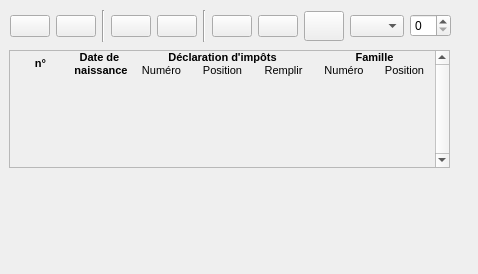
First picture: the form in src/ui/composition.ui, repository clems/openfisca, before the edit.
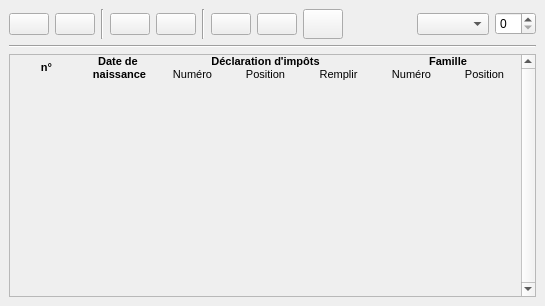
Second picture: the form after the edit. Icons and pictures are not drawn.

Commit message: fix composition layout bug

What changed in the file:
```diff
--- a/src/ui/composition.ui
+++ b/src/ui/composition.ui
@@ -6,8 +6,8 @@
    <rect>
     <x>0</x>
     <y>0</y>
-    <width>478</width>
-    <height>274</height>
+    <width>545</width>
+    <height>306</height>
    </rect>
   </property>
   <property name="sizePolicy">
@@ -18,7 +18,7 @@
   </property>
   <property name="minimumSize">
    <size>
-    <width>393</width>
+    <width>441</width>
     <height>199</height>
    </size>
   </property>
@@ -44,15 +44,240 @@
    <property name="autoFillBackground">
     <bool>false</bool>
    </property>
+   <layout class="QVBoxLayout" name="verticalLayout">
+    <item>
+     <layout class="QHBoxLayout" name="horizontalLayout">
+      <property name="sizeConstraint">
+       <enum>QLayout::SetDefaultConstraint</enum>
+      </property>
+      <item>
+       <widget class="QPushButton" name="save_btn">
+        <property name="toolTip">
+         <string>Enregistrer le cas type</string>
+        </property>
+        <property name="text">
+         <string/>
+        </property>
+        <property name="icon">
+         <iconset resource="../resources.qrc">
+          <normaloff>:/images/document-save.png</normaloff>:/images/document-save.png</iconset>
+        </property>
+        <property name="iconSize">
+         <size>
+          <width>22</width>
+          <height>22</height>
+         </size>
+        </property>
+       </widget>
+      </item>
+      <item>
+       <widget class="QPushButton" name="open_btn">
+        <property name="toolTip">
+         <string>Ouvrir un cas type</string>
+        </property>
+        <property name="text">
+         <string/>
+        </property>
+        <property name="icon">
+         <iconset resource="../resources.qrc">
+          <normaloff>:/images/document-open.png</normaloff>:/images/document-open.png</iconset>
+        </property>
+        <property name="iconSize">
+         <size>
+          <width>22</width>
+          <height>22</height>
+         </size>
+        </property>
+       </widget>
+      </item>
+      <item>
+       <widget class="Line" name="line_2">
+        <property name="orientation">
+         <enum>Qt::Vertical</enum>
+        </property>
+       </widget>
+      </item>
+      <item>
+       <widget class="QPushButton" name="add_btn">
+        <property name="sizePolicy">
+         <sizepolicy hsizetype="Minimum" vsizetype="Fixed">
+          <horstretch>0</horstretch>
+          <verstretch>0</verstretch>
+         </sizepolicy>
+        </property>
+        <property name="minimumSize">
+         <size>
+          <width>0</width>
+          <height>0</height>
+         </size>
+        </property>
+        <property name="maximumSize">
+         <size>
+          <width>16777215</width>
+          <height>16777215</height>
+         </size>
+        </property>
+        <property name="toolTip">
+         <string>Ajouter un individu</string>
+        </property>
+        <property name="text">
+         <string/>
+        </property>
+        <property name="icon">
+         <iconset resource="../resources.qrc">
+          <normaloff>:/images/list-add.png</normaloff>:/images/list-add.png</iconset>
+        </property>
+        <property name="iconSize">
+         <size>
+          <width>22</width>
+          <height>22</height>
+         </size>
+        </property>
+       </widget>
+      </item>
+      <item>
+       <widget class="QPushButton" name="rmv_btn">
+        <property name="sizePolicy">
+         <sizepolicy hsizetype="Fixed" vsizetype="Fixed">
+          <horstretch>0</horstretch>
+          <verstretch>0</verstretch>
+         </sizepolicy>
+        </property>
+        <property name="minimumSize">
+         <size>
+          <width>0</width>
+          <height>0</height>
+         </size>
+        </property>
+        <property name="maximumSize">
+         <size>
+          <width>16777215</width>
+          <height>16777215</height>
+         </size>
+        </property>
+        <property name="toolTip">
+         <string>Retirer un individu</string>
+        </property>
+        <property name="text">
+         <string/>
+        </property>
+        <property name="icon">
+         <iconset resource="../resources.qrc">
+          <normaloff>:/images/list-remove.png</normaloff>:/images/list-remove.png</iconset>
+        </property>
+        <property name="iconSize">
+         <size>
+          <width>22</width>
+          <height>22</height>
+         </size>
+        </property>
+       </widget>
+      </item>
+      <item>
+       <widget class="Line" name="line_3">
+        <property name="orientation">
+         <enum>Qt::Vertical</enum>
+        </property>
+       </widget>
+      </item>
+      <item>
+       <widget class="QPushButton" name="lgt_btn">
+        <property name="toolTip">
+         <string>Logement du ménage</string>
+        </property>
+        <property name="text">
+         <string/>
+        </property>
+        <property name="icon">
+         <iconset resource="../resources.qrc">
+          <normaloff>:/images/home.png</normaloff>:/images/home.png</iconset>
+        </property>
+        <property name="iconSize">
+         <size>
+          <width>22</width>
+          <height>22</height>
+         </size>
+        </property>
+       </widget>
+      </item>
+      <item>
+       <widget class="QPushButton" name="inf_btn">
+        <property name="toolTip">
+         <string>&lt;!DOCTYPE HTML PUBLIC &quot;-//W3C//DTD HTML 4.0//EN&quot; &quot;http://www.w3.org/TR/REC-html40/strict.dtd&quot;&gt;
+&lt;html&gt;&lt;head&gt;&lt;meta name=&quot;qrichtext&quot; content=&quot;1&quot; /&gt;&lt;style type=&quot;text/css&quot;&gt;
+p, li { white-space: pre-wrap; }
+&lt;/style&gt;&lt;/head&gt;&lt;body style=&quot; font-family:'MS Shell Dlg 2'; font-size:8.25pt; font-weight:400; font-style:normal;&quot;&gt;
+&lt;p style=&quot; margin-top:0px; margin-bottom:0px; margin-left:0px; margin-right:0px; -qt-block-indent:0; text-indent:0px;&quot;&gt;&lt;span style=&quot; font-size:8pt;&quot;&gt;Informations complémentaires&lt;/span&gt;&lt;/p&gt;
+&lt;p style=&quot; margin-top:0px; margin-bottom:0px; margin-left:0px; margin-right:0px; -qt-block-indent:0; text-indent:0px;&quot;&gt;&lt;span style=&quot; font-size:8pt;&quot;&gt;(activité, invalidité, garde alternée)&lt;/span&gt;&lt;/p&gt;&lt;/body&gt;&lt;/html&gt;</string>
+        </property>
+        <property name="text">
+         <string/>
+        </property>
+        <property name="icon">
+         <iconset resource="../resources.qrc">
+          <normaloff>:/images/people.png</normaloff>:/images/people.png</iconset>
+        </property>
+        <property name="iconSize">
+         <size>
+          <width>22</width>
+          <height>22</height>
+         </size>
+        </property>
+       </widget>
+      </item>
+      <item>
+       <widget class="QPushButton" name="reset_btn">
+        <property name="minimumSize">
+         <size>
+          <width>0</width>
+          <height>30</height>
+         </size>
+        </property>
+        <property name="toolTip">
+         <string>Reset</string>
+        </property>
+        <property name="text">
+         <string/>
+        </property>
+        <property name="icon">
+         <iconset resource="../resources.qrc">
+          <normaloff>:/images/view-refresh.png</normaloff>:/images/view-refresh.png</iconset>
+        </property>
+        <property name="iconSize">
+         <size>
+          <width>22</width>
+          <height>22</height>
+         </size>
+        </property>
+       </widget>
+      </item>
+      <item>
+       <spacer name="horizontalSpacer">
+        <property name="orientation">
+         <enum>Qt::Horizontal</enum>
+        </property>
+        <property name="sizeHint" stdset="0">
+         <size>
+          <width>40</width>
+          <height>20</height>
+         </size>
+        </property>
+       </spacer>
+      </item>
+      <item>
+       <widget class="QComboBox" name="xaxis_box">
+        <property name="toolTip">
+         <string/>
+        </property>
+       </widget>
+      </item>
+      <item>
+       <widget class="QSpinBox" name="maxrev_box"/>
+      </item>
+     </layout>
+    </item>
+    <item>
    <widget class="Line" name="line">
-    <property name="geometry">
-     <rect>
-      <x>9</x>
-      <y>44</y>
-      <width>375</width>
-      <height>16</height>
-     </rect>
-    </property>
     <property name="sizePolicy">
      <sizepolicy hsizetype="Expanding" vsizetype="Fixed">
       <horstretch>0</horstretch>
@@ -66,15 +291,9 @@
      <enum>Qt::Horizontal</enum>
     </property>
    </widget>
+    </item>
+    <item>
    <widget class="QScrollArea" name="scrollArea">
-    <property name="geometry">
-     <rect>
-      <x>9</x>
-      <y>50</y>
-      <width>441</width>
-      <height>118</height>
-     </rect>
-    </property>
     <property name="minimumSize">
      <size>
       <width>375</width>
@@ -101,8 +320,8 @@
       <rect>
        <x>0</x>
        <y>0</y>
-       <width>422</width>
-       <height>116</height>
+         <width>508</width>
+         <height>217</height>
       </rect>
      </property>
      <layout class="QVBoxLayout" name="verticalLayout_2">
@@ -238,245 +457,8 @@
      </layout>
     </widget>
    </widget>
-   <widget class="QWidget" name="layoutWidget">
-    <property name="geometry">
-     <rect>
-      <x>10</x>
-      <y>10</y>
-      <width>441</width>
-      <height>32</height>
-     </rect>
-    </property>
-    <layout class="QHBoxLayout" name="horizontalLayout">
-     <property name="sizeConstraint">
-      <enum>QLayout::SetDefaultConstraint</enum>
-     </property>
-     <item>
-      <widget class="QPushButton" name="save_btn">
-       <property name="toolTip">
-        <string>Enregistrer le cas type</string>
-       </property>
-       <property name="text">
-        <string/>
-       </property>
-       <property name="icon">
-        <iconset resource="../resources.qrc">
-         <normaloff>:/images/document-save.png</normaloff>:/images/document-save.png</iconset>
-       </property>
-       <property name="iconSize">
-        <size>
-         <width>22</width>
-         <height>22</height>
-        </size>
-       </property>
-      </widget>
-     </item>
-     <item>
-      <widget class="QPushButton" name="open_btn">
-       <property name="toolTip">
-        <string>Ouvrir un cas type</string>
-       </property>
-       <property name="text">
-        <string/>
-       </property>
-       <property name="icon">
-        <iconset resource="../resources.qrc">
-         <normaloff>:/images/document-open.png</normaloff>:/images/document-open.png</iconset>
-       </property>
-       <property name="iconSize">
-        <size>
-         <width>22</width>
-         <height>22</height>
-        </size>
-       </property>
-      </widget>
-     </item>
-     <item>
-      <widget class="Line" name="line_2">
-       <property name="orientation">
-        <enum>Qt::Vertical</enum>
-       </property>
-      </widget>
-     </item>
-     <item>
-      <widget class="QPushButton" name="add_btn">
-       <property name="sizePolicy">
-        <sizepolicy hsizetype="Minimum" vsizetype="Fixed">
-         <horstretch>0</horstretch>
-         <verstretch>0</verstretch>
-        </sizepolicy>
-       </property>
-       <property name="minimumSize">
-        <size>
-         <width>0</width>
-         <height>0</height>
-        </size>
-       </property>
-       <property name="maximumSize">
-        <size>
-         <width>16777215</width>
-         <height>16777215</height>
-        </size>
-       </property>
-       <property name="toolTip">
-        <string>Ajouter un individu</string>
-       </property>
-       <property name="text">
-        <string/>
-       </property>
-       <property name="icon">
-        <iconset resource="../resources.qrc">
-         <normaloff>:/images/list-add.png</normaloff>:/images/list-add.png</iconset>
-       </property>
-       <property name="iconSize">
-        <size>
-         <width>22</width>
-         <height>22</height>
-        </size>
-       </property>
-      </widget>
-     </item>
-     <item>
-      <widget class="QPushButton" name="rmv_btn">
-       <property name="sizePolicy">
-        <sizepolicy hsizetype="Fixed" vsizetype="Fixed">
-         <horstretch>0</horstretch>
-         <verstretch>0</verstretch>
-        </sizepolicy>
-       </property>
-       <property name="minimumSize">
-        <size>
-         <width>0</width>
-         <height>0</height>
-        </size>
-       </property>
-       <property name="maximumSize">
-        <size>
-         <width>16777215</width>
-         <height>16777215</height>
-        </size>
-       </property>
-       <property name="toolTip">
-        <string>Retirer un individu</string>
-       </property>
-       <property name="text">
-        <string/>
-       </property>
-       <property name="icon">
-        <iconset resource="../resources.qrc">
-         <normaloff>:/images/list-remove.png</normaloff>:/images/list-remove.png</iconset>
-       </property>
-       <property name="iconSize">
-        <size>
-         <width>22</width>
-         <height>22</height>
-        </size>
-       </property>
-      </widget>
-     </item>
-     <item>
-      <widget class="Line" name="line_3">
-       <property name="orientation">
-        <enum>Qt::Vertical</enum>
-       </property>
-      </widget>
-     </item>
-     <item>
-      <widget class="QPushButton" name="lgt_btn">
-       <property name="toolTip">
-        <string>Logement du ménage</string>
-       </property>
-       <property name="text">
-        <string/>
-       </property>
-       <property name="icon">
-        <iconset resource="../resources.qrc">
-         <normaloff>:/images/home.png</normaloff>:/images/home.png</iconset>
-       </property>
-       <property name="iconSize">
-        <size>
-         <width>22</width>
-         <height>22</height>
-        </size>
-       </property>
-      </widget>
-     </item>
-     <item>
-      <widget class="QPushButton" name="inf_btn">
-       <property name="toolTip">
-        <string>&lt;!DOCTYPE HTML PUBLIC &quot;-//W3C//DTD HTML 4.0//EN&quot; &quot;http://www.w3.org/TR/REC-html40/strict.dtd&quot;&gt;
-&lt;html&gt;&lt;head&gt;&lt;meta name=&quot;qrichtext&quot; content=&quot;1&quot; /&gt;&lt;style type=&quot;text/css&quot;&gt;
-p, li { white-space: pre-wrap; }
-&lt;/style&gt;&lt;/head&gt;&lt;body style=&quot; font-family:'MS Shell Dlg 2'; font-size:8.25pt; font-weight:400; font-style:normal;&quot;&gt;
-&lt;p style=&quot; margin-top:0px; margin-bottom:0px; margin-left:0px; margin-right:0px; -qt-block-indent:0; text-indent:0px;&quot;&gt;&lt;span style=&quot; font-size:8pt;&quot;&gt;Informations complémentaires&lt;/span&gt;&lt;/p&gt;
-&lt;p style=&quot; margin-top:0px; margin-bottom:0px; margin-left:0px; margin-right:0px; -qt-block-indent:0; text-indent:0px;&quot;&gt;&lt;span style=&quot; font-size:8pt;&quot;&gt;(activité, invalidité, garde alternée)&lt;/span&gt;&lt;/p&gt;&lt;/body&gt;&lt;/html&gt;</string>
-       </property>
-       <property name="text">
-        <string/>
-       </property>
-       <property name="icon">
-        <iconset resource="../resources.qrc">
-         <normaloff>:/images/people.png</normaloff>:/images/people.png</iconset>
-       </property>
-       <property name="iconSize">
-        <size>
-         <width>22</width>
-         <height>22</height>
-        </size>
-       </property>
-      </widget>
-     </item>
-     <item>
-      <widget class="QPushButton" name="reset_btn">
-       <property name="minimumSize">
-        <size>
-         <width>0</width>
-         <height>30</height>
-        </size>
-       </property>
-       <property name="toolTip">
-        <string>Reset</string>
-       </property>
-       <property name="text">
-        <string/>
-       </property>
-       <property name="icon">
-        <iconset resource="../resources.qrc">
-         <normaloff>:/images/view-refresh.png</normaloff>:/images/view-refresh.png</iconset>
-       </property>
-       <property name="iconSize">
-        <size>
-         <width>22</width>
-         <height>22</height>
-        </size>
-       </property>
-      </widget>
-     </item>
-     <item>
-      <spacer name="horizontalSpacer">
-       <property name="orientation">
-        <enum>Qt::Horizontal</enum>
-       </property>
-       <property name="sizeHint" stdset="0">
-        <size>
-         <width>40</width>
-         <height>20</height>
-        </size>
-       </property>
-      </spacer>
-     </item>
-     <item>
-      <widget class="QComboBox" name="xaxis_box">
-       <property name="toolTip">
-        <string/>
-       </property>
-      </widget>
-     </item>
-     <item>
-      <widget class="QSpinBox" name="maxrev_box"/>
-     </item>
-    </layout>
-   </widget>
+    </item>
+   </layout>
   </widget>
  </widget>
  <resources>
```
Lines whose indentation alone changed are shown as unchanged.
